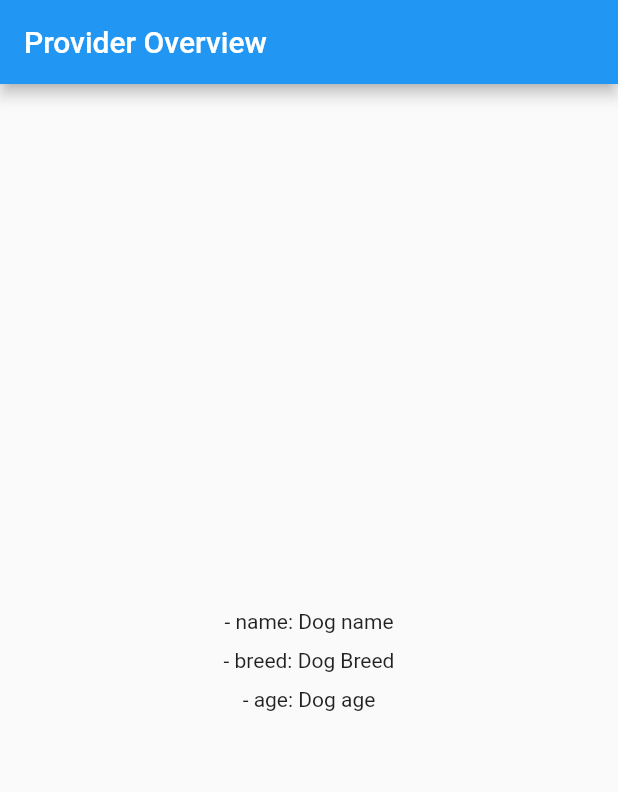
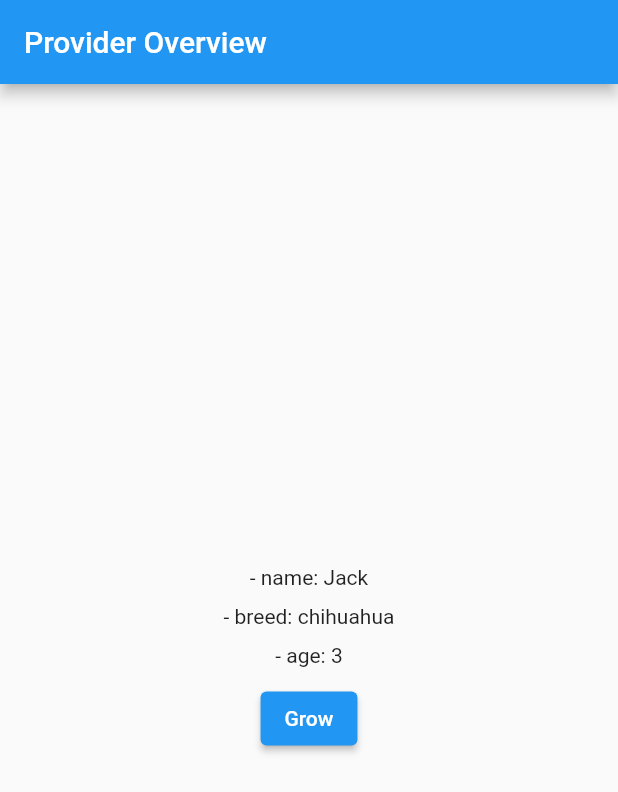
Before and after one commit to tajjacob/flutter_example, a Flutter app: the screen it shows after launch, on a phone screen of 412 x 824 dp. Shown: the top 792 px of the screen. Run offline on Flutter 3.47's test engine with Material 2 defaults, Android fonts, the phone set to English and light mode, and no system bars; our stand-ins replace permission_handler; missing offline and left inert: aad_oauth, health, health_kit.

Commit message:
⚗️ tutorial: 11. read, watch, select extension methods

```diff
--- a/lib/main.dart
+++ b/lib/main.dart
@@ -1,10 +1,10 @@
 import 'package:example/src/features/json_placeholder/presentation/provider/todo_provider.dart';
 import 'package:example/src/features/provider_overview/data/models/dog_model.dart';
+import 'package:example/src/features/provider_overview/presentation/pages/dog_page.dart';
 import 'package:flutter/material.dart';
 import 'package:provider/provider.dart';
 
 import 'src/features/microsoft_auth/presentation/pages/microsoft_auth_page.dart';
-import 'src/features/provider_overview/presentation/pages/dog_page.dart';
 
 void main() {
   runApp(const MyApp());
@@ -18,15 +18,17 @@ class MyApp extends StatelessWidget {
     return MultiProvider(
       providers: [
         ChangeNotifierProvider(create: (_) => TodoProvider()),
-        Provider<Dog>(
-            create: (context) => Dog(name: 'Sun', breed: 'bulldog', age: 3)),
+        ChangeNotifierProvider<Dog>(
+            create: (context) => Dog(name: 'Jack', breed: 'chihuahua', age: 3)),
+        // Provider<Dog>(
+        //     create: (context) => Dog(name: 'Jack', breed: 'chihuahua', age: 3)),
       ],
       child: MaterialApp(
         title: 'Flutter Demo',
         theme: ThemeData(
           primarySwatch: Colors.blue,
         ),
-        home: const DogPage(), // HealthPage(),
+        home: const DogPage(), // HealthPage(),DogPage
         // home: const MicrosoftAuthPage(),
         navigatorKey: navigatorKey,
       ),
--- a/lib/src/features/microsoft_auth/presentation/pages/microsoft_auth_page.dart
+++ b/lib/src/features/microsoft_auth/presentation/pages/microsoft_auth_page.dart
@@ -41,19 +41,19 @@ class MicrosoftAuthPageState extends State<MicrosoftAuthPage> {
           ),
           ListTile(
             leading: const Icon(Icons.launch),
-            title: const Text('Login${kIsWeb ? ' (web popup)' : ''}'),
+            title: const Text('Login'),
             onTap: () {
               login(false);
             },
           ),
-          if (kIsWeb)
-            ListTile(
-              leading: const Icon(Icons.launch),
-              title: const Text('Login (web redirect)'),
-              onTap: () {
-                login(true);
-              },
-            ),
+          // if (kIsWeb)
+          //   ListTile(
+          //     leading: const Icon(Icons.launch),
+          //     title: const Text('Login (web redirect)'),
+          //     onTap: () {
+          //       login(true);
+          //     },
+          //   ),
           ListTile(
             leading: const Icon(Icons.delete),
             title: const Text('Logout'),
--- a/lib/src/features/provider_overview/data/models/dog_model.dart
+++ b/lib/src/features/provider_overview/data/models/dog_model.dart
@@ -1,11 +1,21 @@
-class Dog {
+import 'dart:developer';
+
+import 'package:flutter/material.dart';
+
+class Dog with ChangeNotifier {
   final String name;
   final String breed;
-  final int age;
+  int age;
 
-  const Dog({
+  Dog({
     required this.name,
     required this.breed,
     this.age = 1,
   });
+
+  void grow() {
+    age++;
+    notifyListeners();
+    log(age.toString());
+  }
 }
--- a/lib/src/features/provider_overview/presentation/pages/dog_page.dart
+++ b/lib/src/features/provider_overview/presentation/pages/dog_page.dart
@@ -1,10 +1,17 @@
 import 'package:flutter/material.dart';
+import 'package:provider/provider.dart';
 
+import '../../data/models/dog_model.dart';
 import '../widgets/breed_age_widget.dart';
 
-class DogPage extends StatelessWidget {
+class DogPage extends StatefulWidget {
   const DogPage({Key? key}) : super(key: key);
 
+  @override
+  State<DogPage> createState() => _DogPageState();
+}
+
+class _DogPageState extends State<DogPage> {
   @override
   Widget build(BuildContext context) {
     return Scaffold(
@@ -15,10 +22,10 @@ class DogPage extends StatelessWidget {
         child: Column(
           mainAxisSize: MainAxisSize.min,
           mainAxisAlignment: MainAxisAlignment.center,
-          children: const [
-            Text('- name: Dog name'),
-            SizedBox(height: 10),
-            BreedAndAge(),
+          children: [
+            Text('- name: ${context.watch<Dog>().name}'),
+            const SizedBox(height: 10),
+            const BreedAndAge(),
           ],
         ),
       ),
--- a/lib/src/features/provider_overview/presentation/widgets/age_widget.dart
+++ b/lib/src/features/provider_overview/presentation/widgets/age_widget.dart
@@ -1,13 +1,25 @@
 import 'package:flutter/material.dart';
+import 'package:provider/provider.dart';
+
+import '../../data/models/dog_model.dart';
 
 class Age extends StatelessWidget {
-  const Age({Key? key}) : super(key: key);
+  const Age({
+    Key? key,
+  }) : super(key: key);
 
   @override
   Widget build(BuildContext context) {
     return Column(
+      mainAxisSize: MainAxisSize.min,
       children: [
-        const Text('- age: Dog age'),
+        Text('- age: ${context.select<Dog, int>((Dog dog) => dog.age)}'),
+        const SizedBox(height: 10),
+        ElevatedButton(
+            onPressed: () {
+              context.read<Dog>().grow();
+            },
+            child: const Text('Grow'))
       ],
     );
   }
--- a/lib/src/features/provider_overview/presentation/widgets/breed_age_widget.dart
+++ b/lib/src/features/provider_overview/presentation/widgets/breed_age_widget.dart
@@ -1,17 +1,22 @@
 import 'package:flutter/material.dart';
+import 'package:provider/provider.dart';
 
+import '../../data/models/dog_model.dart';
 import 'age_widget.dart';
 
 class BreedAndAge extends StatelessWidget {
-  const BreedAndAge({Key? key}) : super(key: key);
+  const BreedAndAge({
+    Key? key,
+  }) : super(key: key);
 
   @override
   Widget build(BuildContext context) {
     return Column(
-      children: const [
-        Text('- breed: Dog Breed'),
-        SizedBox(height: 10),
-        Age(),
+      mainAxisSize: MainAxisSize.min,
+      children: [
+        Text('- breed: ${context.select<Dog, String>((Dog dog) => dog.breed)}'),
+        const SizedBox(height: 10),
+        const Age(),
       ],
     );
   }
```
Also changed, not shown: pubspec.lock, 4 other files.
